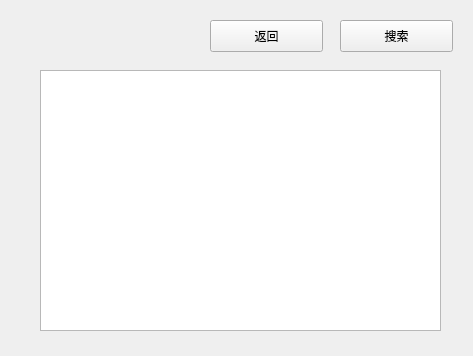
First picture: the form in src/client/userswidget.ui, repository Sean10/Bank, before the edit.
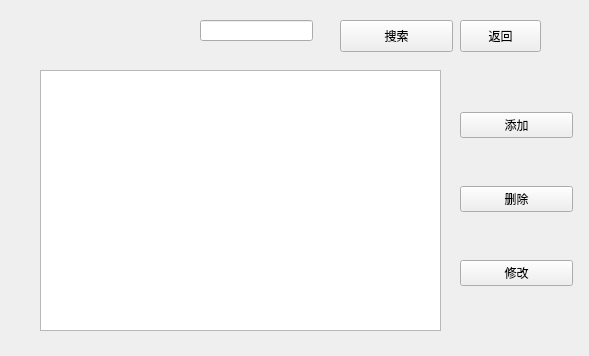
Second picture: the form after the edit.

Commit message: add admin add/modify user

```diff
--- a/src/client/userswidget.ui
+++ b/src/client/userswidget.ui
@@ -6,7 +6,7 @@
    <rect>
     <x>0</x>
     <y>0</y>
-    <width>473</width>
+    <width>589</width>
     <height>356</height>
    </rect>
   </property>
@@ -39,9 +39,9 @@
   <widget class="QPushButton" name="buttonBack">
    <property name="geometry">
     <rect>
-     <x>210</x>
+     <x>460</x>
      <y>20</y>
-     <width>113</width>
+     <width>81</width>
      <height>32</height>
     </rect>
    </property>
@@ -49,6 +49,49 @@
     <string>返回</string>
    </property>
   </widget>
+  <widget class="QWidget" name="verticalLayoutWidget">
+   <property name="geometry">
+    <rect>
+     <x>460</x>
+     <y>70</y>
+     <width>113</width>
+     <height>261</height>
+    </rect>
+   </property>
+   <layout class="QVBoxLayout" name="verticalLayout">
+    <item>
+     <widget class="QPushButton" name="buttonCreate">
+      <property name="text">
+       <string>添加</string>
+      </property>
+     </widget>
+    </item>
+    <item>
+     <widget class="QPushButton" name="buttonDelete">
+      <property name="text">
+       <string>删除</string>
+      </property>
+     </widget>
+    </item>
+    <item>
+     <widget class="QPushButton" name="buttonModify">
+      <property name="text">
+       <string>修改</string>
+      </property>
+     </widget>
+    </item>
+   </layout>
+  </widget>
+  <widget class="QLineEdit" name="lineSearch">
+   <property name="geometry">
+    <rect>
+     <x>200</x>
+     <y>20</y>
+     <width>113</width>
+     <height>21</height>
+    </rect>
+   </property>
+  </widget>
  </widget>
  <resources/>
  <connections/>
```
The commit also changes 11 other files.
